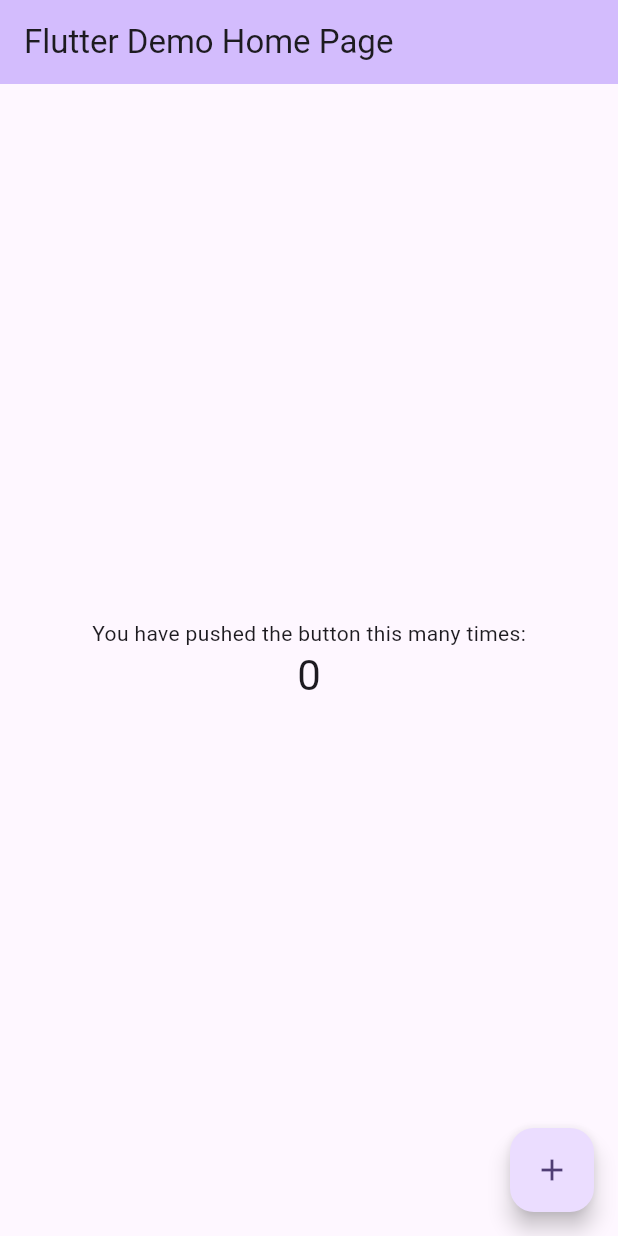
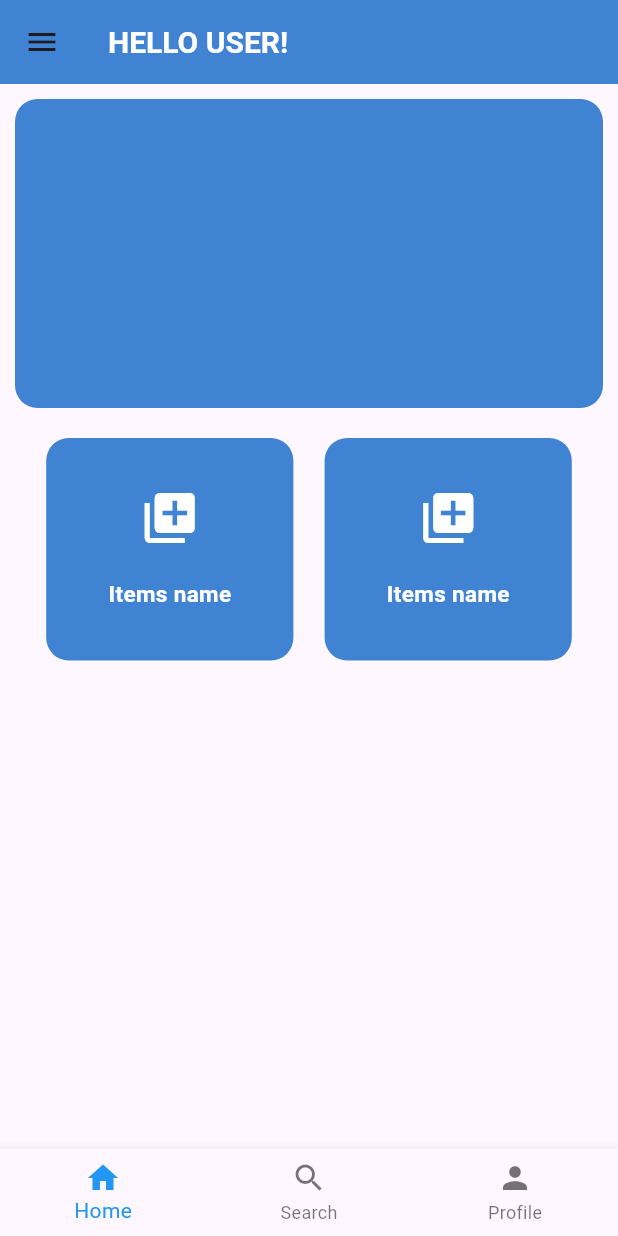
Before and after one commit to atin860/my_campus, a Flutter app: the screen it shows after launch, on a phone screen of 412 x 824 dp. Run offline on Flutter 3.47's test engine with Material 3 defaults, Android fonts, the phone set to English and light mode, and no system bars.

Commit message:
home container and widget created

```diff
--- a/lib/main.dart
+++ b/lib/main.dart
@@ -1,4 +1,6 @@
 import 'package:flutter/material.dart';
+import 'package:my_campus/screens/home_scr.dart';
+import 'package:my_campus/widget/constant.dart';
 
 void main() {
   runApp(const MyApp());
@@ -13,113 +15,12 @@
     return MaterialApp(
       title: 'Flutter Demo',
       theme: ThemeData(
-        // This is the theme of your application.
-        //
-        // TRY THIS: Try running your application with "flutter run". You'll see
-        // the application has a purple toolbar. Then, without quitting the app,
-        // try changing the seedColor in the colorScheme below to Colors.green
-        // and then invoke "hot reload" (save your changes or press the "hot
-        // reload" button in a Flutter-supported IDE, or press "r" if you used
-        // the command line to start the app).
-        //
-        // Notice that the counter didn't reset back to zero; the application
-        // state is not lost during the reload. To reset the state, use hot
-        // restart instead.
-        //
-        // This works for code too, not just values: Most code changes can be
-        // tested with just a hot reload.
+
+
         colorScheme: ColorScheme.fromSeed(seedColor: Colors.deepPurple),
         useMaterial3: true,
       ),
-      home: const MyHomePage(title: 'Flutter Demo Home Page'),
+      home: HomeScreen()
     );
   }
 }
-
-class MyHomePage extends StatefulWidget {
-  const MyHomePage({super.key, required this.title});
-
-  // This widget is the home page of your application. It is stateful, meaning
-  // that it has a State object (defined below) that contains fields that affect
-  // how it looks.
-
-  // This class is the configuration for the state. It holds the values (in this
-  // case the title) provided by the parent (in this case the App widget) and
-  // used by the build method of the State. Fields in a Widget subclass are
-  // always marked "final".
-
-  final String title;
-
-  @override
-  State<MyHomePage> createState() => _MyHomePageState();
-}
-
-class _MyHomePageState extends State<MyHomePage> {
-  int _counter = 0;
-
-  void _incrementCounter() {
-    setState(() {
-      // This call to setState tells the Flutter framework that something has
-      // changed in this State, which causes it to rerun the build method below
-      // so that the display can reflect the updated values. If we changed
-      // _counter without calling setState(), then the build method would not be
-      // called again, and so nothing would appear to happen.
-      _counter++;
-    });
-  }
-
-  @override
-  Widget build(BuildContext context) {
-    // This method is rerun every time setState is called, for instance as done
-    // by the _incrementCounter method above.
-    //
-    // The Flutter framework has been optimized to make rerunning build methods
-    // fast, so that you can just rebuild anything that needs updating rather
-    // than having to individually change instances of widgets.
-    return Scaffold(
-      appBar: AppBar(
-        // TRY THIS: Try changing the color here to a specific color (to
-        // Colors.amber, perhaps?) and trigger a hot reload to see the AppBar
-        // change color while the other colors stay the same.
-        backgroundColor: Theme.of(context).colorScheme.inversePrimary,
-        // Here we take the value from the MyHomePage object that was created by
-        // the App.build method, and use it to set our appbar title.
-        title: Text(widget.title),
-      ),
-      body: Center(
-        // Center is a layout widget. It takes a single child and positions it
-        // in the middle of the parent.
-        child: Column(
-          // Column is also a layout widget. It takes a list of children and
-          // arranges them vertically. By default, it sizes itself to fit its
-          // children horizontally, and tries to be as tall as its parent.
-          //
-          // Column has various properties to control how it sizes itself and
-          // how it positions its children. Here we use mainAxisAlignment to
-          // center the children vertically; the main axis here is the vertical
-          // axis because Columns are vertical (the cross axis would be
-          // horizontal).
-          //
-          // TRY THIS: Invoke "debug painting" (choose the "Toggle Debug Paint"
-          // action in the IDE, or press "p" in the console), to see the
-          // wireframe for each widget.
-          mainAxisAlignment: MainAxisAlignment.center,
-          children: <Widget>[
-            const Text(
-              'You have pushed the button this many times:',
-            ),
-            Text(
-              '$_counter',
-              style: Theme.of(context).textTheme.headlineMedium,
-            ),
-          ],
-        ),
-      ),
-      floatingActionButton: FloatingActionButton(
-        onPressed: _incrementCounter,
-        tooltip: 'Increment',
-        child: const Icon(Icons.add),
-      ), // This trailing comma makes auto-formatting nicer for build methods.
-    );
-  }
-}
--- /dev/null
+++ b/lib/screens/home_scr.dart
@@ -0,0 +1,95 @@
+import 'package:flutter/material.dart';
+import 'package:my_campus/widget/constant.dart';
+import 'package:my_campus/widget/home_container.dart';
+
+class HomeScreen extends StatefulWidget {
+  const HomeScreen({super.key});
+
+  @override
+  State<HomeScreen> createState() => _HomeScreenState();
+}
+
+class _HomeScreenState extends State<HomeScreen> {
+  int _selectedIndex = 0; // To keep track of the currently selected tab
+
+  // List of pages to display for each tab
+  final List<Widget> _pages = <Widget>[
+    const HomeScreen(),
+  ];
+
+  // Function to handle tab changes
+  void _onItemTapped(int index) {
+    setState(() {
+      _selectedIndex = index;
+    });
+  }
+
+  @override
+  Widget build(BuildContext context) {
+    double screenHeight = MediaQuery.of(context).size.height;
+
+    return Scaffold(
+      appBar: AppBar(
+        backgroundColor: kBackgroundColors,
+        title: const Text(
+          "HELLO USER!",
+          style: kLabelTextStyle,
+        ),
+      ),
+      drawer: const Drawer(
+        backgroundColor: kBackgroundColors,
+      ),
+      body: ListView(children: [
+        Padding(
+          padding: const EdgeInsets.all(10.0),
+          child: Column(
+            children: [
+              Container(
+                height: screenHeight * 0.25,
+                width: double.infinity,
+                decoration: BoxDecoration(
+                    color: kBackgroundColors,
+                    borderRadius: BorderRadius.circular(15)),
+              ),
+              const SizedBox(
+                height: 20,
+              ),
+              const Column(
+                children: [
+                  Row(
+                    mainAxisAlignment: MainAxisAlignment.spaceEvenly,
+                    children: [
+                      HomeContainer(itemName: "hello"),
+                      HomeContainer(itemName: "hello"),
+                    ],
+                  ),
+                ],
+              ),
+            ],
+          ),
+        ),
+      ]),
+
+      // this is bottom navigation bar
+      bottomNavigationBar: BottomNavigationBar(
+        items: const <BottomNavigationBarItem>[
+          BottomNavigationBarItem(
+            icon: Icon(Icons.home),
+            label: 'Home',
+          ),
+          BottomNavigationBarItem(
+            icon: Icon(Icons.search),
+            label: 'Search',
+          ),
+          BottomNavigationBarItem(
+            icon: Icon(Icons.person),
+            label: 'Profile',
+          ),
+        ],
+        currentIndex: _selectedIndex,
+        selectedItemColor: Colors.blue,
+        onTap: _onItemTapped, // Call the function on tab change
+      ),
+    );
+  }
+}
--- /dev/null
+++ b/lib/widget/constant.dart
@@ -0,0 +1,18 @@
+import 'package:flutter/material.dart';
+
+// Main two colors
+const kBackgroundColors = Color.fromARGB(255, 65, 131, 211);
+const kprimaryColors = Colors.grey;
+const kIconColors = Colors.white;
+
+// for large text heading type
+const kLabelTextStyle = TextStyle(
+    fontWeight: FontWeight.bold,
+    fontSize: 20.0,
+    color: Color.fromARGB(255, 255, 255, 255));
+// for small container type text
+const kcontainerTextStyle =
+    TextStyle(fontSize: 15.0, fontWeight: FontWeight.bold, color: Colors.white);
+
+// for button text style
+const kbuttonTextStyle = TextStyle(fontSize: 20);
--- /dev/null
+++ b/lib/widget/home_container.dart
@@ -0,0 +1,35 @@
+import 'package:flutter/material.dart';
+import 'package:my_campus/widget/constant.dart';
+
+class HomeContainer extends StatelessWidget {
+  const HomeContainer({super.key, required this.itemName});
+  final String itemName;
+  @override
+  Widget build(BuildContext context) {
+    double screenWidth = MediaQuery.of(context).size.width;
+    double screenHeight = MediaQuery.of(context).size.height;
+    return Container(
+        height: screenHeight * 0.18,
+        width: screenWidth * 0.40,
+        padding: EdgeInsets.all(15),
+        decoration: BoxDecoration(
+            color: kBackgroundColors, borderRadius: BorderRadius.circular(15)),
+        child: const Column(
+          //crossAxisAlignment: CrossAxisAlignment.center,
+          mainAxisAlignment: MainAxisAlignment.center,
+          children: [
+            Icon(
+              Icons.library_add,
+              size: 40,
+              color: Colors.white,
+            ),
+            //  Image(image: AssetImage("assets/img/human.png")),
+            SizedBox(height: 20),
+            Text(
+              "Items name",
+              style: kcontainerTextStyle,
+            )
+          ],
+        ));
+  }
+}
--- a/pubspec.yaml
+++ b/pubspec.yaml
@@ -35,6 +35,7 @@ dependencies:
   # The following adds the Cupertino Icons font to your application.
   # Use with the CupertinoIcons class for iOS style icons.
   cupertino_icons: ^1.0.8
+
 
 dev_dependencies:
   flutter_test:
```
Also changed, not shown: lib/screens/auth_view/forget_scr.dart (added, +15 -0 lines), lib/screens/auth_view/login_scr.dart (added, +15 -0 lines), lib/screens/auth_view/register_scr.dart (added, +15 -0 lines), lib/screens/splash_scr.dart (added, +15 -0 lines), lib/widget/app_button.dart (added, +23 -0 lines), lib/widget/textfield.dart (added, +20 -0 lines), assets/img/ai.png (added), assets/img/hand.png (added), assets/img/human.png (added).
